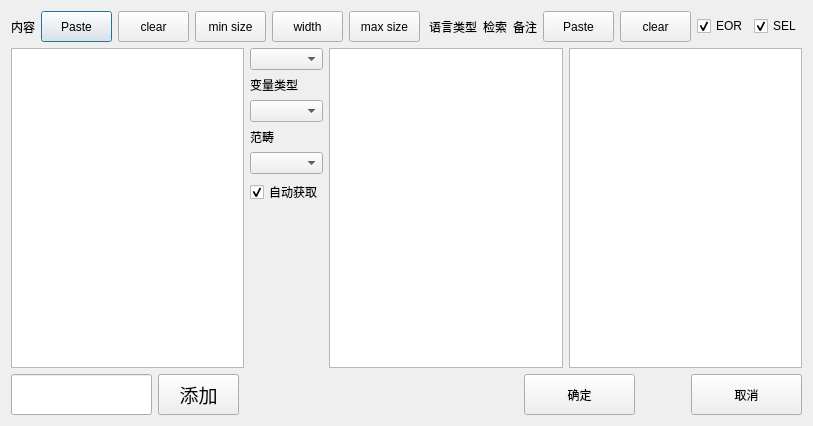
This is auto_c_code/PushDbdialog.ui in yjduoduo/auto_c_code as Qt 5 draws it before an edit. The edited form follows.
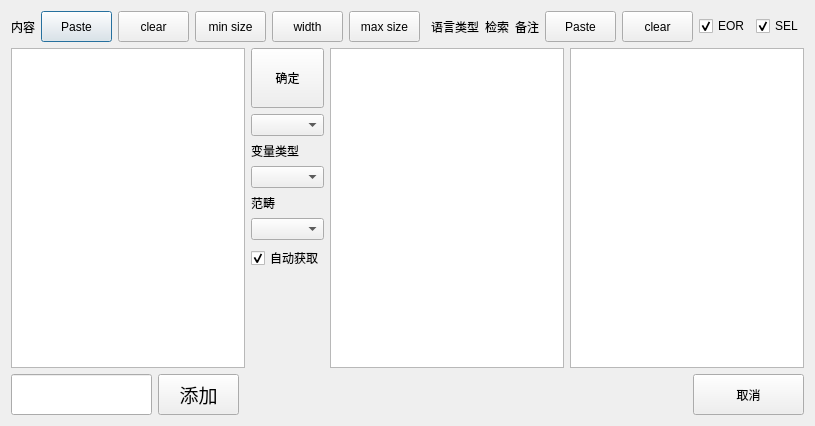
This is the edited form.

Commit message: 界面变化 修改手动入库确定按钮的位置，方便插入

Diff of the .ui file:
```diff
--- a/auto_c_code/PushDbdialog.ui
+++ b/auto_c_code/PushDbdialog.ui
@@ -12,7 +12,7 @@
    <rect>
     <x>0</x>
     <y>0</y>
-    <width>813</width>
+    <width>815</width>
     <height>426</height>
    </rect>
   </property>
@@ -224,6 +224,28 @@
        </item>
        <item>
         <layout class="QVBoxLayout" name="verticalLayout">
+         <item>
+          <widget class="QPushButton" name="ok_btn_dia">
+           <property name="enabled">
+            <bool>true</bool>
+           </property>
+           <property name="sizePolicy">
+            <sizepolicy hsizetype="Minimum" vsizetype="Minimum">
+             <horstretch>0</horstretch>
+             <verstretch>0</verstretch>
+            </sizepolicy>
+           </property>
+           <property name="minimumSize">
+            <size>
+             <width>10</width>
+             <height>60</height>
+            </size>
+           </property>
+           <property name="text">
+            <string>确定</string>
+           </property>
+          </widget>
+         </item>
          <item>
           <widget class="QComboBox" name="langtype_comboBox"/>
          </item>
@@ -342,19 +364,6 @@
        </item>
        <item>
         <layout class="QHBoxLayout" name="horizontalLayout_4">
-         <item>
-          <widget class="QPushButton" name="ok_btn_dia">
-           <property name="minimumSize">
-            <size>
-             <width>111</width>
-             <height>41</height>
-            </size>
-           </property>
-           <property name="text">
-            <string>确定</string>
-           </property>
-          </widget>
-         </item>
          <item>
           <spacer name="horizontalSpacer">
            <property name="orientation">
```
The commit also changes 4 other files.
